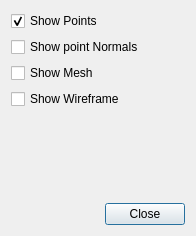
First picture: the form in src/UI/ViewSettingsDialog.ui, repository wowanttoplay/PointToMesh, before the edit.
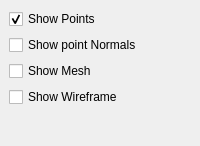
Second picture: the form after the edit. Custom widgets are drawn as their Qt base class.

Commit message: feat: refactor ViewSettingsDialog to use QDockWidget and improve connection handling

```diff
--- a/src/UI/ViewSettingsDialog.ui
+++ b/src/UI/ViewSettingsDialog.ui
@@ -1,18 +1,11 @@
 <?xml version="1.0" encoding="UTF-8"?>
 <ui version="4.0">
  <class>ViewSettingsDialog</class>
- <widget class="QDialog" name="ViewSettingsDialog">
-  <property name="geometry">
-   <rect>
-    <x>0</x>
-    <y>0</y>
-    <width>196</width>
-    <height>236</height>
-   </rect>
-  </property>
+ <widget class="QDockWidget" name="ViewSettingsDialog">
   <property name="windowTitle">
    <string>View Settings</string>
   </property>
+  <widget class="QWidget" name="dockWidgetContents">
   <layout class="QVBoxLayout" name="verticalLayout">
    <item>
     <widget class="QCheckBox" name="chkShowPoints">
@@ -81,15 +74,9 @@
    <item>
     <widget class="ScalarControlWidget" name="cameraSpeedControl" native="true"/>
    </item>
-   <item>
-    <widget class="QDialogButtonBox" name="buttonBox">
-     <property name="standardButtons">
-      <set>QDialogButtonBox::StandardButton::Close</set>
-     </property>
-    </widget>
-   </item>
-  </layout>
- </widget>
+   </layout>
+  </widget>
+ </widget>
  <customwidgets>
   <customwidget>
    <class>ScalarControlWidget</class>
```
Left out of the diff: 19 changed lines with no effect on the pictures. Lines whose indentation alone changed are shown as unchanged. The commit also changes 4 other files.
